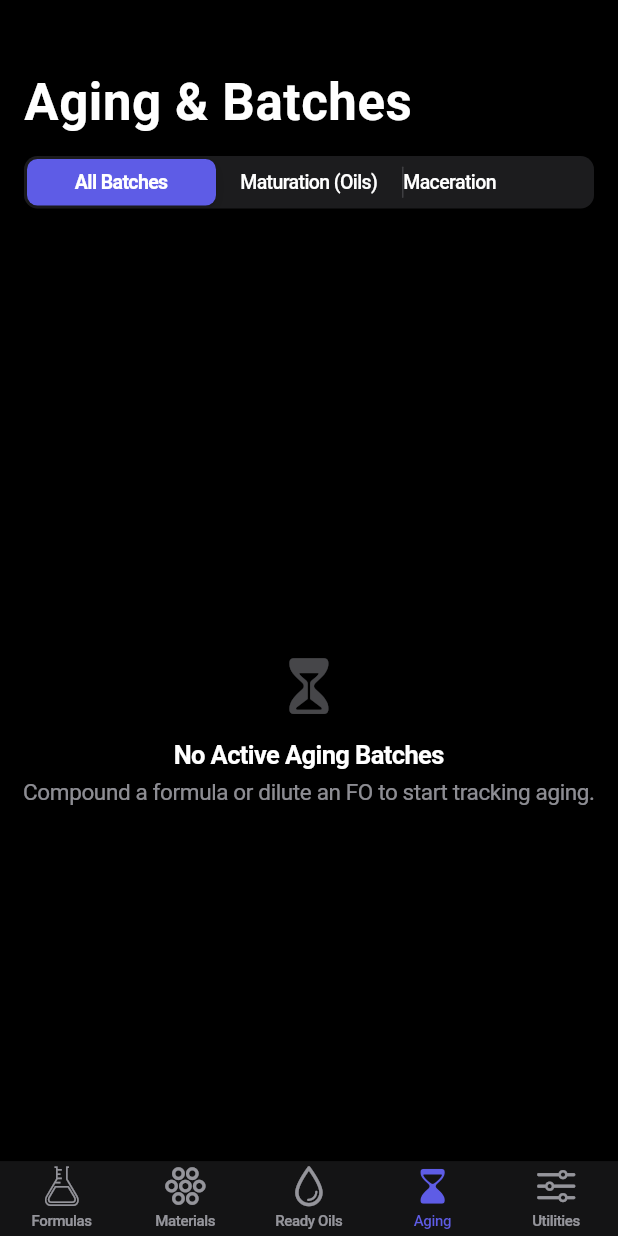
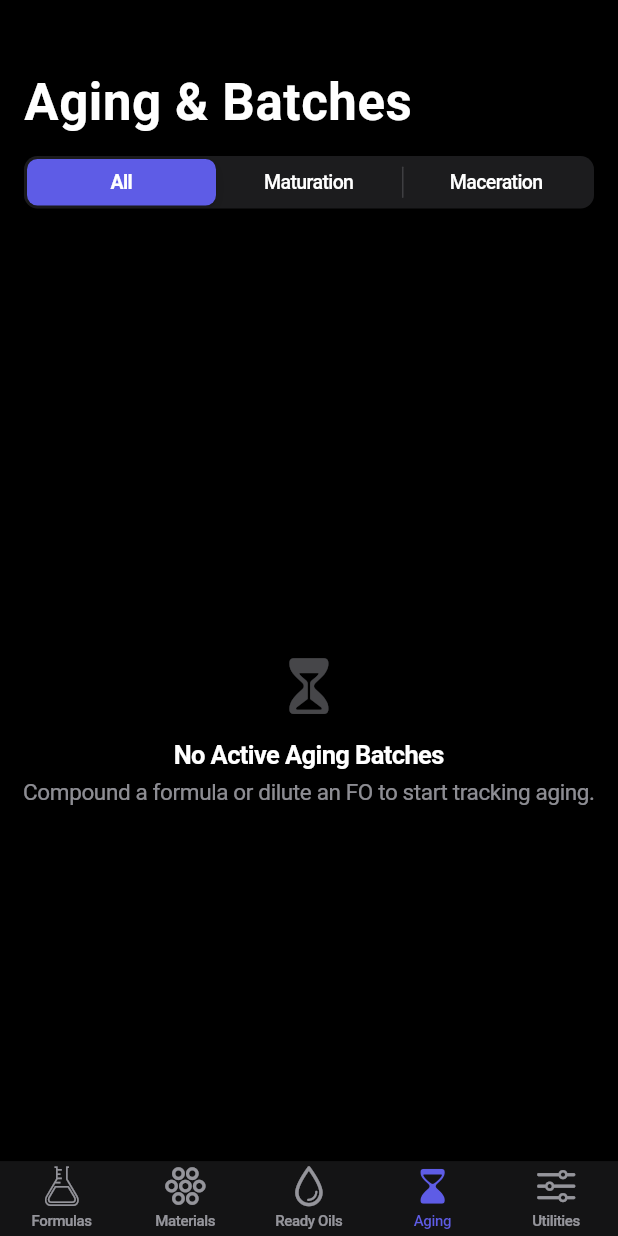
Before and after one commit to mohamedsayed1532/perfumer-lab, a Flutter app: the screen it shows after launch, item 4 of the bottom bar chosen, on a phone screen of 412 x 824 dp. Run offline on Flutter 3.47's test engine with Material 3 defaults, Android fonts, the phone set to English and light mode, and no system bars; our stand-ins replace cupertino_ui, drift, drift_flutter, flutter_riverpod; accounts and stored records are empty; generated files the repository leaves out were written again.

Commit message:
fix: shorten Aging segments, use heart_fill icon for Heart pyramid note
- Aging segmented control: 'All Batches' → 'All', 'Maturation (Oils)' → 'Maturation', 'Maceration (Perfumes)' → 'Maceration'
- Materials card: Heart note icon changed from triangle_lefthalf_fill (looked like a red warning) to heart_fill in pink, with note letter badge (T/H/B)
- Boosted icon container alpha from 0.18 to 0.22 for better visibility on dark backgrounds

```diff
--- a/lib/features/aging/presentation/aging_dashboard_screen.dart
+++ b/lib/features/aging/presentation/aging_dashboard_screen.dart
@@ -41,11 +41,11 @@ class _AgingDashboardScreenState extends ConsumerState<AgingDashboardScreen> {
                   backgroundColor: AppColors.secondarySystemGroupedBackground
                       .resolveFrom(context),
                   children: {
-                    'all': _buildSegmentLabel('All Batches', _selectedStage == 'all'),
+                    'all': _buildSegmentLabel('All', _selectedStage == 'all'),
                     'maturation': _buildSegmentLabel(
-                        'Maturation (Oils)', _selectedStage == 'maturation'),
+                        'Maturation', _selectedStage == 'maturation'),
                     'maceration': _buildSegmentLabel(
-                        'Maceration (Perfumes)', _selectedStage == 'maceration'),
+                        'Maceration', _selectedStage == 'maceration'),
                   },
                   onValueChanged: (val) {
                     if (val != null) setState(() => _selectedStage = val);
```
Also changed, not shown: lib/features/materials/presentation/materials_list_screen.dart (+24 -3 lines).
